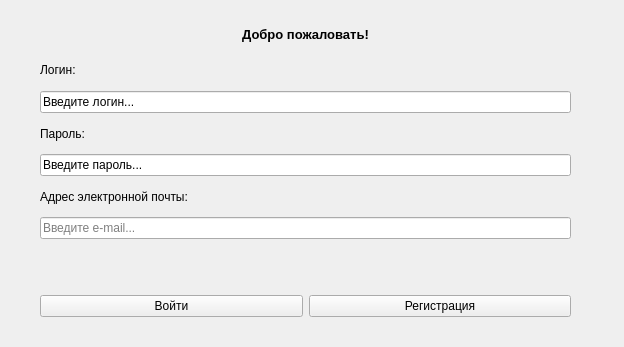
The window that consoleclient/authform.ui (qelio/TSBB_ProgTech) describes before a commit, drawn with Qt 5.
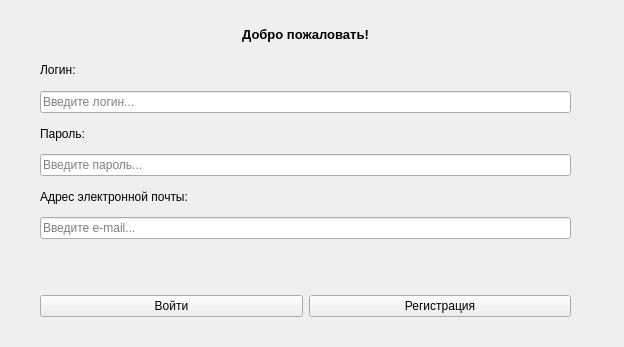
The same window after the commit.

What changed in the file:
```diff
--- a/consoleclient/authform.ui
+++ b/consoleclient/authform.ui
@@ -49,6 +49,9 @@
     <item>
      <widget class="QLineEdit" name="login_label">
       <property name="text">
+       <string/>
+      </property>
+      <property name="placeholderText">
        <string>Введите логин...</string>
       </property>
      </widget>
@@ -63,6 +66,9 @@
     <item>
      <widget class="QLineEdit" name="password_label">
       <property name="text">
+       <string/>
+      </property>
+      <property name="placeholderText">
        <string>Введите пароль...</string>
       </property>
      </widget>
```
